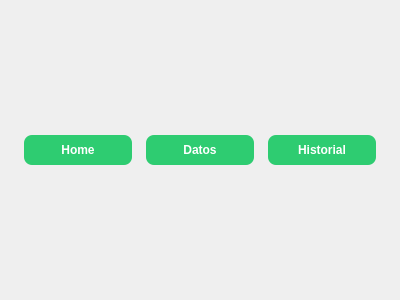
Old version of the form Interfaz/botonesHead.ui in the repository decinx1/Sistema-hidrop-nico-Monitoreado.
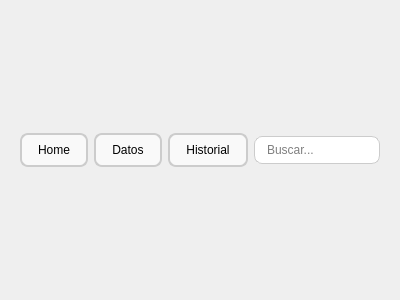
New version of the form.

Commit message: home con nuevo header con barra de busqueda

What changed in the file:
```diff
--- a/Interfaz/botonesHead.ui
+++ b/Interfaz/botonesHead.ui
@@ -13,6 +13,31 @@
   <property name="windowTitle">
    <string>Form</string>
   </property>
+  <property name="styleSheet">
+   <string notr="true">/* Header completo: botones + buscador */
+QPushButton {
+    padding: 8px 16px;
+    border: 2px solid #ccc;
+    border-radius: 8px;
+    background-color: #f9f9f9;
+}
+QPushButton:hover {
+    border: 2px solid #7db9e8;
+    background-color: #f1f1f1;
+}
+QPushButton:checked {
+    background-color: #4CAF50;
+    color: white;
+    border: 2px solid #4CAF50;
+}
+
+QLineEdit {
+    padding: 5px 10px;
+    border: 1px solid #ccc;
+    border-radius: 8px;
+}
+</string>
+  </property>
   <layout class="QHBoxLayout" name="horizontalLayout_2">
    <item>
     <widget class="QWidget" name="widget" native="true">
@@ -25,28 +50,6 @@
         <property name="checkable">
          <bool>true</bool>
         </property>
-        <property name="styleSheet">
-         <string notr="true">
-          QPushButton {
-              background-color: #2ECC71; /* Verde vivo */
-              color: white;
-              border: none;
-              border-radius: 8px;
-              padding: 8px 16px;
-              font-weight: bold;
-              margin: 4px;
-          }
-          QPushButton:hover {
-              background-color: #27AE60; /* Verde un poco más oscuro */
-          }
-          QPushButton:pressed {
-              background-color: #229954; /* Verde aún más oscuro */
-          }
-          QPushButton:checked {
-              background-color: #1ABC9C; /* Turquesa para el botón seleccionado */
-          }
-         </string>
-        </property>
        </widget>
       </item>
       <item>
@@ -57,28 +60,6 @@
         <property name="checkable">
          <bool>true</bool>
         </property>
-        <property name="styleSheet">
-         <string notr="true">
-          QPushButton {
-              background-color: #2ECC71; /* Verde vivo */
-              color: white;
-              border: none;
-              border-radius: 8px;
-              padding: 8px 16px;
-              font-weight: bold;
-              margin: 4px;
-          }
-          QPushButton:hover {
-              background-color: #27AE60; /* Verde un poco más oscuro */
-          }
-          QPushButton:pressed {
-              background-color: #229954; /* Verde aún más oscuro */
-          }
-          QPushButton:checked {
-              background-color: #1ABC9C; /* Turquesa para el botón seleccionado */
-          }
-         </string>
-        </property>
        </widget>
       </item>
       <item>
@@ -89,27 +70,12 @@
         <property name="checkable">
          <bool>true</bool>
         </property>
-        <property name="styleSheet">
-         <string notr="true">
-          QPushButton {
-              background-color: #2ECC71; /* Verde vivo */
-              color: white;
-              border: none;
-              border-radius: 8px;
-              padding: 8px 16px;
-              font-weight: bold;
-              margin: 4px;
-          }
-          QPushButton:hover {
-              background-color: #27AE60; /* Verde un poco más oscuro */
-          }
-          QPushButton:pressed {
-              background-color: #229954; /* Verde aún más oscuro */
-          }
-          QPushButton:checked {
-              background-color: #1ABC9C; /* Turquesa para el botón seleccionado */
-          }
-         </string>
+       </widget>
+      </item>
+      <item>
+       <widget class="QLineEdit" name="lineEdit">
+        <property name="placeholderText">
+         <string>Buscar...</string>
         </property>
        </widget>
       </item>
```
Left out of the diff: 8 changed lines with no effect on the pictures. The commit also changes 1 other file.
